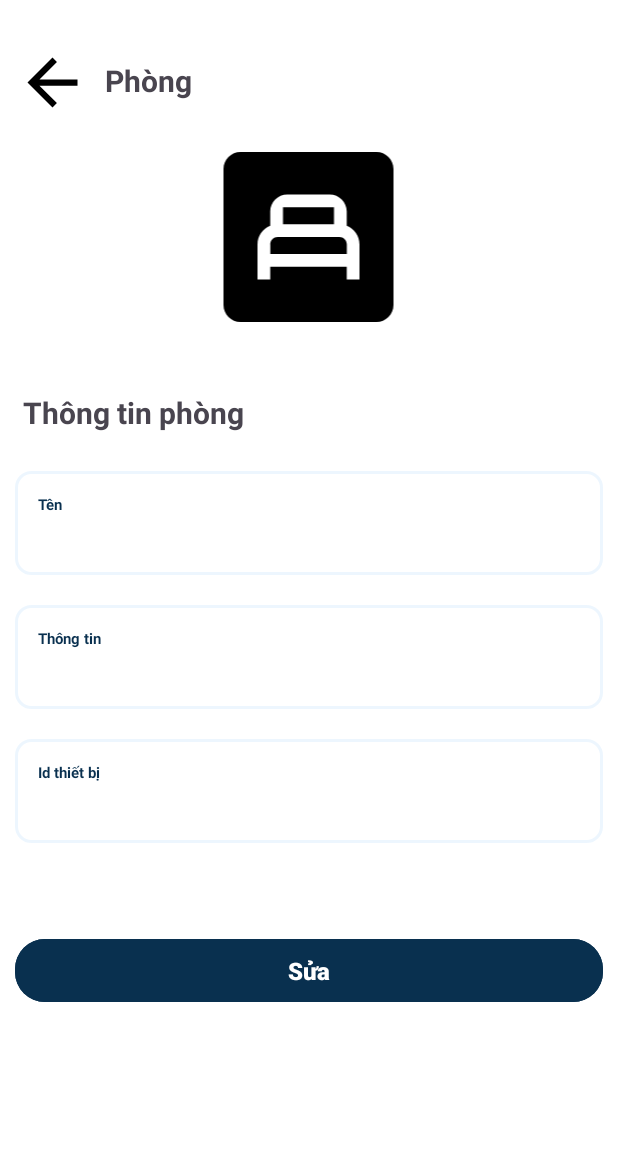
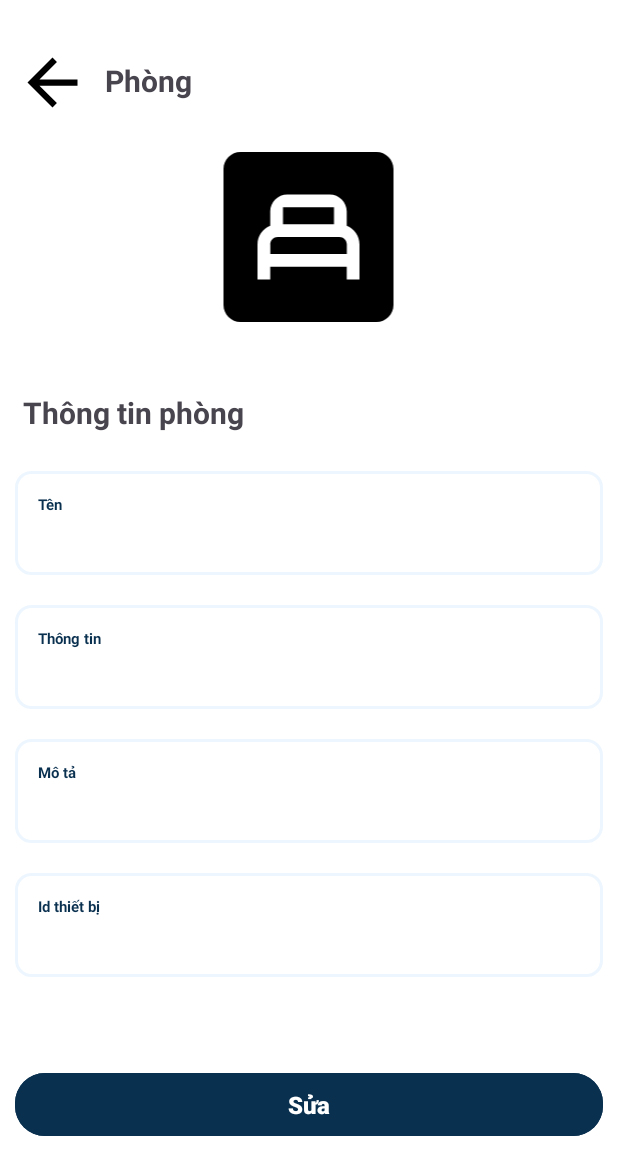
Before and after one commit to NguyenHuyen0410/HSM, an Android app: the layout activity_room_detail.xml on its own in the app's theme, with its tools: preview values and no code run, on a phone screen of 412 x 824 dp. Shown: the top 1175 px of the screen. Run offline under Robolectric (Android 15) with nearby library versions, the phone set to English and light mode, and no system bars.

Commit message:
update room detail

```diff
--- a/app/src/main/res/layout/activity_room_detail.xml
+++ b/app/src/main/res/layout/activity_room_detail.xml
@@ -106,6 +106,36 @@
 
 
             <TextView
+                android:id="@+id/room_info"
+                android:layout_width="match_parent"
+                android:layout_height="wrap_content"
+                android:paddingHorizontal="15dp"
+                android:paddingTop="5dp"
+                android:paddingBottom="15dp" />
+
+
+        </LinearLayout>
+
+        <LinearLayout
+            android:layout_width="match_parent"
+            android:layout_height="wrap_content"
+            android:layout_margin="10dp"
+            android:background="@drawable/bg_transparent_input"
+            android:orientation="vertical">
+
+
+            <TextView
+                android:layout_width="match_parent"
+                android:layout_height="wrap_content"
+                android:paddingHorizontal="15dp"
+                android:paddingTop="15dp"
+                android:text="Mô tả  "
+                android:textColor="#09304F"
+                android:textSize="10sp"
+                android:textStyle="bold" />
+
+
+            <TextView
                 android:id="@+id/room_desc"
                 android:layout_width="match_parent"
                 android:layout_height="wrap_content"
```
Also changed, not shown: app/src/main/res/layout/activity_room_add.xml (+20 -8 lines).
